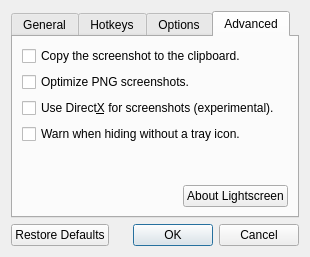
Old version of the form dialogs/optionsdialog.ui in the repository manjeetdahiya/lightscreen-clone.
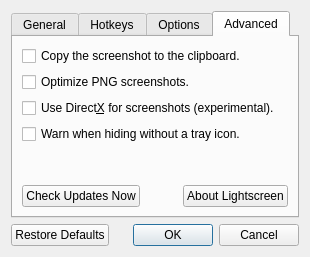
New version of the form. The open tabs and pages were chosen to show the change. Icons and pictures are not drawn. Custom widgets are drawn as their Qt base class.

Commit message: Some maintenance, shortcut manager fixes, link in options dialog and "update now" button, hotkey widget can now get the "print screen" key (except when it has a modifier, must fix this) and a lot of ther small changes.

Diff of the .ui file:
```diff
--- a/dialogs/optionsdialog.ui
+++ b/dialogs/optionsdialog.ui
@@ -540,8 +540,15 @@
        <item>
         <layout class="QHBoxLayout" name="horizontalLayout_2" >
          <item>
-          <spacer name="horizontalSpacer_2" >
-           <property name="orientation" >
+          <widget class="QPushButton" name="checkUpdatesPushButton">
+           <property name="text">
+            <string>Check Updates Now</string>
+           </property>
+          </widget>
+         </item>
+         <item>
+          <spacer name="horizontalSpacer_2">
+           <property name="orientation">
             <enum>Qt::Horizontal</enum>
            </property>
            <property name="sizeHint" stdset="0" >
```
Left out of the diff: 441 changed lines with no effect on the pictures. The commit also changes 15 other files.
